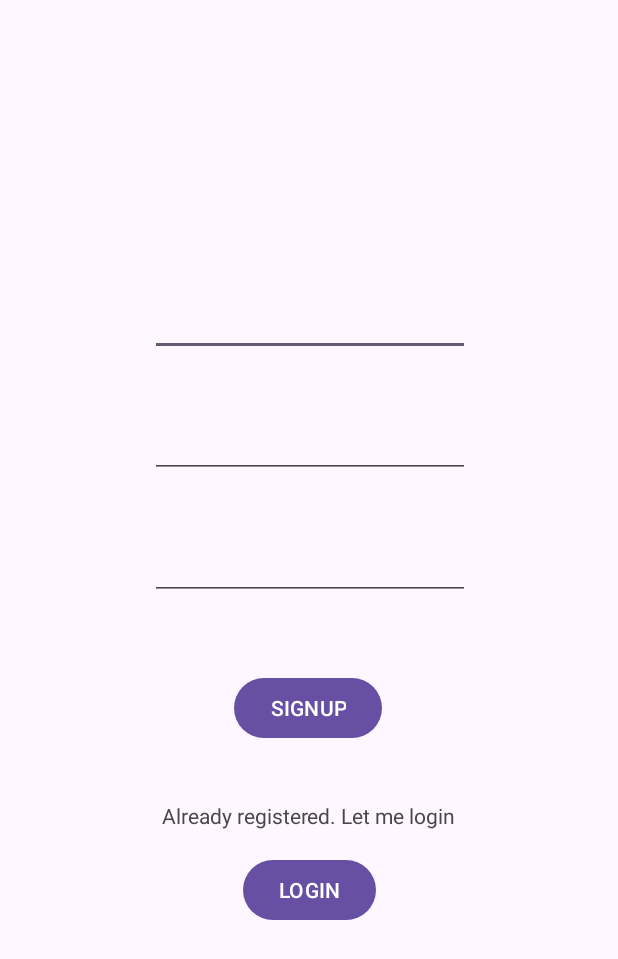
After one commit to michelebissanti/LaureApp, an Android app: the RegisterActivity screen opened directly, with no data from a screen before it, on a phone screen of 412 x 824 dp. The commit adds this screen. Shown: the top 959 px of the screen. Run offline under Robolectric (Android 15) with nearby library versions, the phone set to English and light mode, and no system bars; our stand-ins replace Firebase (no records; nobody signed in at launch, a user with empty details on screens opened directly); 1 statement that could not run was skipped.

Commit message:
feat : added Register & Login

```diff
--- /dev/null
+++ b/app/src/main/java/it/uniba/dib/sms222320/RegisterActivity.java
@@ -0,0 +1,107 @@
+package it.uniba.dib.sms222320;
+
+import android.content.Intent;
+import android.os.Bundle;
+import android.text.TextUtils;
+import android.util.Log;
+import android.view.View;
+import android.widget.EditText;
+import android.widget.Toast;
+
+import androidx.annotation.NonNull;
+import androidx.appcompat.app.AppCompatActivity;
+
+import com.google.android.gms.tasks.OnCompleteListener;
+import com.google.android.gms.tasks.Task;
+import com.google.firebase.auth.AuthResult;
+import com.google.firebase.auth.FirebaseAuth;
+
+public class RegisterActivity extends AppCompatActivity {
+
+    private EditText inputEmail, inputPassword, inputUsername;
+
+    private String userId;
+    private String email;
+
+    private FirebaseAuth mAuth;
+
+    @Override
+    protected void onCreate(Bundle savedInstanceState) {
+        super.onCreate(savedInstanceState);
+        setContentView(R.layout.activity_register);
+
+        inputEmail = (EditText) findViewById(R.id.email);
+        inputPassword = (EditText) findViewById(R.id.password);
+        inputUsername = (EditText) findViewById(R.id.username);
+
+        mAuth = FirebaseAuth.getInstance();
+    }
+
+    @Override
+    public void onStart() {
+        super.onStart();
+
+        // if user logged in, go to sign-in screen
+        if (mAuth.getCurrentUser() != null) {
+            startActivity(new Intent(this, SignedInActivity.class));
+            finish();
+        }
+    }
+
+    @Override
+    protected void onResume() {
+        super.onResume();
+    }
+
+    public void onRegisterClicked(View view) {
+        String emailInput = inputEmail.getText().toString().trim();
+        String password = inputPassword.getText().toString().trim();
+        final String username = inputUsername.getText().toString().trim();
+
+        if (TextUtils.isEmpty(username)) {
+            Toast.makeText(getApplicationContext(), "Enter username!", Toast.LENGTH_SHORT).show();
+            return;
+        }
+
+        if (TextUtils.isEmpty(emailInput)) {
+            Toast.makeText(getApplicationContext(), "Enter email address!", Toast.LENGTH_SHORT).show();
+            return;
+        }
+
+        if (TextUtils.isEmpty(password)) {
+            Toast.makeText(getApplicationContext(), "Enter password!", Toast.LENGTH_SHORT).show();
+            return;
+        }
+
+        if (password.length() < 6) {
+            Toast.makeText(getApplicationContext(), "Password too short, enter minimum 6 characters!", Toast.LENGTH_SHORT).show();
+            return;
+        }
+
+        //create user
+        mAuth.createUserWithEmailAndPassword(emailInput, password)
+                .addOnCompleteListener(RegisterActivity.this, new OnCompleteListener<AuthResult>() {
+                    @Override
+                    public void onComplete(@NonNull Task<AuthResult> task) {
+                        Toast.makeText(RegisterActivity.this, "createUserWithEmail:onComplete:" + task.isSuccessful(), Toast.LENGTH_SHORT).show();
+
+                        // If sign in fails, display a message to the user. If sign in succeeds
+                        // the auth state listener will be notified and logic to handle the
+                        // signed in user can be handled in the listener.
+                        if (!task.isSuccessful()) {
+                            Toast.makeText(RegisterActivity.this, "Authentication failed." + task.getException(),
+                                    Toast.LENGTH_LONG).show();
+                            Log.e("MyTag", task.getException().toString());
+                        } else {
+
+                            startActivity(new Intent(RegisterActivity.this, SignedInActivity.class));
+                            finish();
+                        }
+                    }
+                });
+    }
+
+    public void onLoginClicked(View view) {
+        startActivity(new Intent(this, LoginActivity.class));
+    }
+}
--- /dev/null
+++ b/app/src/main/res/layout/activity_register.xml
@@ -0,0 +1,74 @@
+<?xml version="1.0" encoding="utf-8"?>
+<androidx.constraintlayout.widget.ConstraintLayout xmlns:android="http://schemas.android.com/apk/res/android"
+    xmlns:app="http://schemas.android.com/apk/res-auto"
+    xmlns:tools="http://schemas.android.com/tools"
+    android:layout_width="match_parent"
+    android:layout_height="match_parent"
+    tools:context=".RegisterActivity">
+
+  <EditText
+      android:id="@+id/username"
+      android:layout_width="wrap_content"
+      android:layout_height="wrap_content"
+      android:layout_marginTop="192dp"
+      android:ems="10"
+      android:inputType="textPersonName"
+      app:layout_constraintEnd_toEndOf="parent"
+      app:layout_constraintHorizontal_bias="0.502"
+      app:layout_constraintStart_toStartOf="parent"
+      app:layout_constraintTop_toTopOf="parent" />
+
+  <Button
+      android:id="@+id/button"
+      android:layout_width="wrap_content"
+      android:layout_height="wrap_content"
+      android:layout_marginTop="48dp"
+      android:onClick="onRegisterClicked"
+      android:text="@string/btn_signup"
+      app:layout_constraintEnd_toEndOf="parent"
+      app:layout_constraintHorizontal_bias="0.498"
+      app:layout_constraintStart_toStartOf="parent"
+      app:layout_constraintTop_toBottomOf="@+id/password" />
+
+  <EditText
+      android:id="@+id/password"
+      android:layout_width="wrap_content"
+      android:layout_height="wrap_content"
+      android:layout_marginTop="36dp"
+      android:ems="10"
+      android:inputType="textPassword"
+      app:layout_constraintStart_toStartOf="@+id/email"
+      app:layout_constraintTop_toBottomOf="@+id/email" />
+
+  <EditText
+      android:id="@+id/email"
+      android:layout_width="wrap_content"
+      android:layout_height="wrap_content"
+      android:layout_marginTop="36dp"
+      android:ems="10"
+      android:inputType="textEmailAddress"
+      app:layout_constraintStart_toStartOf="@+id/username"
+      app:layout_constraintTop_toBottomOf="@+id/username" />
+
+  <TextView
+      android:id="@+id/textView"
+      android:layout_width="wrap_content"
+      android:layout_height="wrap_content"
+      android:layout_marginTop="38dp"
+      app:layout_constraintEnd_toEndOf="parent"
+      app:layout_constraintStart_toStartOf="parent"
+      app:layout_constraintTop_toBottomOf="@+id/button"
+      android:text="@string/btn_link_to_login" />
+
+  <Button
+      android:id="@+id/button2"
+      android:layout_width="wrap_content"
+      android:layout_height="wrap_content"
+      android:layout_marginTop="16dp"
+      android:onClick="onLoginClicked"
+      android:text="@string/btn_login"
+      app:layout_constraintEnd_toEndOf="parent"
+      app:layout_constraintStart_toStartOf="parent"
+      app:layout_constraintTop_toBottomOf="@+id/textView" />
+
+</androidx.constraintlayout.widget.ConstraintLayout>
--- a/build.gradle
+++ b/build.gradle
@@ -14,6 +14,6 @@ buildscript {
 }
 
 plugins {
-    id 'com.android.application' version '7.3.0' apply false
-    id 'com.android.library' version '7.3.0' apply false
+    id 'com.android.application' version '7.3.1' apply false
+    id 'com.android.library' version '7.3.1' apply false
 }
```
Also changed, not shown: app/src/main/AndroidManifest.xml (+17 -3 lines), app/src/main/java/it/uniba/dib/sms222320/LoginActivity.java (+5 -2 lines), app/src/main/java/it/uniba/dib/sms222320/SignedInActivity.java (added, +14 -0 lines), app/src/main/res/layout/activity_login.xml (renamed from app/src/main/res/layout/login_activity.xml, +7 -5 lines), app/src/main/res/layout/activity_signed_in.xml (added, +9 -0 lines), app/src/main/res/values/colors.xml (+0 -7 lines).
